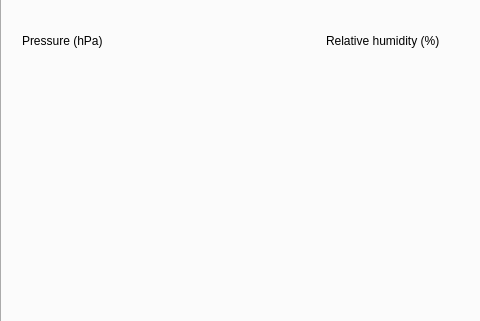
This is android/android-emu/android/skin/qt/extended-pages/virtual-sensors-page.ui in aosp-mirror/platform_external_qemu as Qt 5 draws it before an edit; both pictures show x 0 to 480 and y 273 to 594 of the 622 by 594 pixel window. The edited form follows.
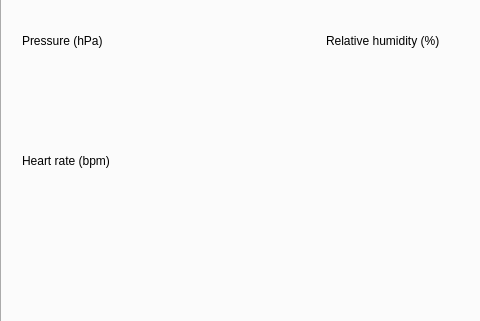
This is the edited form. The open tabs and pages were chosen to show the change. Icons and pictures are not drawn. Custom widgets are drawn as their Qt base class.

Commit message: Add HEART_RATE virtual sensor.

```diff
--- a/android/android-emu/android/skin/qt/extended-pages/virtual-sensors-page.ui
+++ b/android/android-emu/android/skin/qt/extended-pages/virtual-sensors-page.ui
@@ -1051,6 +1051,32 @@
       <string>Relative humidity (%)</string>
      </property>
     </widget>
+    <widget class="EditableSliderWidget" name="heartRateSensorValueWidget" native="true">
+     <property name="geometry">
+      <rect>
+       <x>10</x>
+       <y>400</y>
+       <width>280</width>
+       <height>80</height>
+      </rect>
+     </property>
+     <property name="report_metrics" stdset="0">
+      <bool>false</bool>
+     </property>
+    </widget>
+    <widget class="QLabel" name="label_16">
+     <property name="geometry">
+      <rect>
+       <x>20</x>
+       <y>380</y>
+       <width>90</width>
+       <height>15</height>
+      </rect>
+     </property>
+     <property name="text">
+      <string>Heart rate (bpm)</string>
+     </property>
+    </widget>
     <widget class="QPushButton" name="helpMagneticField">
      <property name="geometry">
       <rect>
```
Left out of the diff: 33 changed lines with no effect on the pictures. The commit also changes 11 other files.
